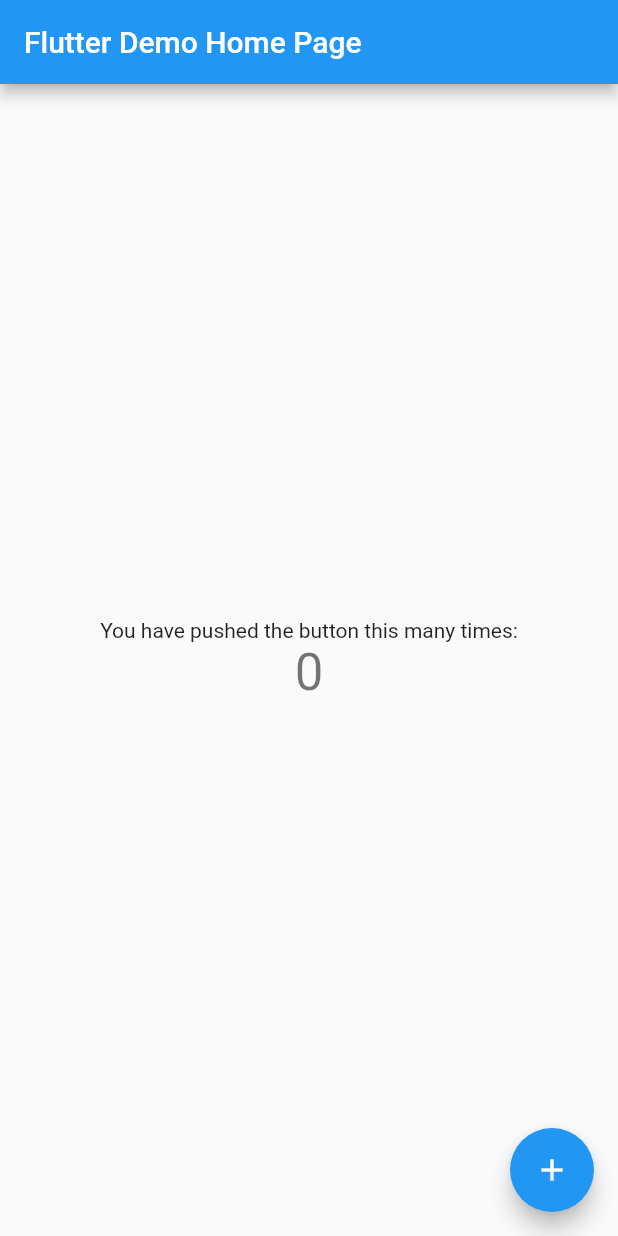
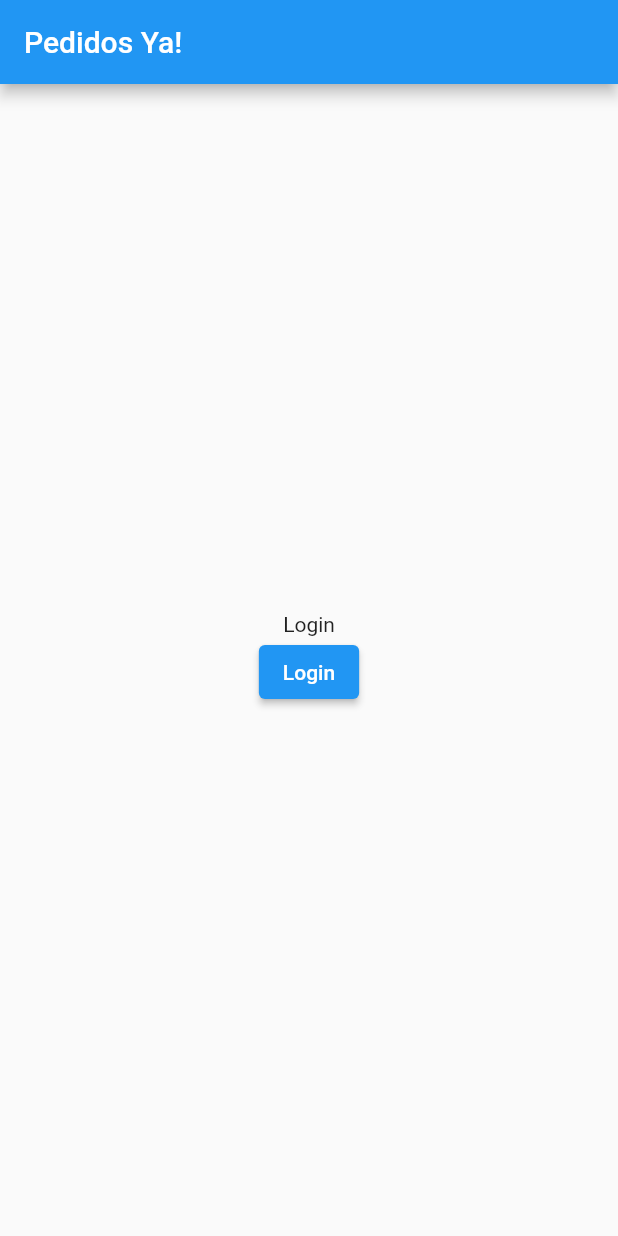
Before and after one commit to ucb-software/demo_cubit, a Flutter app: the screen it shows after launch, on a phone screen of 412 x 824 dp. Run offline on Flutter 3.47's test engine with Material 2 defaults, Android fonts, the light colour scheme and no system bars; our stand-ins replace flutter_bloc.

Commit message:
Ejemplo con sleep para demostrar como los eventos se emiten

```diff
--- /dev/null
+++ b/lib/cubit/app_cubit.dart
@@ -0,0 +1,41 @@
+import 'package:demo_cubit/dto/login_response_dto.dart';
+import 'package:demo_cubit/service/login_service.dart';
+import 'package:flutter_bloc/flutter_bloc.dart';
+
+class AppState {
+  final bool isUserLoggedIn;
+  final bool isLoading;
+  final LoginResponseDto? loginResponseDto;
+
+  AppState(
+      {required this.isUserLoggedIn,
+      required this.isLoading,
+      this.loginResponseDto});
+}
+
+class AppCubit extends Cubit<AppState> {
+  AppCubit() : super(AppState(isUserLoggedIn: false, isLoading: false));
+
+  // Lógica de negocio para hacer el login contra backend
+  void login(String username, String password) async {
+    // emitir un evento para que la UI sepa que se está haciendo el login
+    emit(AppState(isUserLoggedIn: false, isLoading: true));
+    await Future.delayed(const Duration(seconds: 3));
+    try {
+      var loginResponseDto = await LoginService.login(username, password);
+      // Si lo anterior salio bien enviamos un evento para que la UI sepa que el login fue exitoso
+      emit(AppState(
+          isUserLoggedIn: true,
+          isLoading: false,
+          loginResponseDto: loginResponseDto));
+    } catch (error) {
+      // Si lo anterior salio mal enviamos un evento para que la UI sepa que el login fue fallido
+      emit(AppState(isUserLoggedIn: false, isLoading: false));
+    }
+  }
+
+  // Lógica de negocio para hacer el logout
+  void logout() {
+    emit(AppState(isUserLoggedIn: false, isLoading: false));
+  }
+}
--- /dev/null
+++ b/lib/dto/login_response_dto.dart
@@ -0,0 +1,31 @@
+// Un DTO significa Data Transfer Object
+// Tambien puede ser llamado VO que significa Value Object
+// En este caso, es un DTO porque es un objeto que se usa para transferir datos
+// En java puede llamarse POJO (Plain Old Java Object)
+// NO TIENEN LOGICA DE NEGOCIO
+
+class LoginResponseDto {
+  final String token;
+  final String refreshToken;
+  final String firstName;
+  final String lastName;
+
+  LoginResponseDto(
+      {required this.token,
+      required this.refreshToken,
+      required this.firstName,
+      required this.lastName});
+
+  // El endpoint retornará un JSON con la siguiente estructura:
+  // { "token": "ey123hg123h123.12h323.adasd", "refreshToken": "ey123hg123h123.12h323.adasd",
+  // "firstName": "Juan", "lastName": "Perez" }
+
+  factory LoginResponseDto.fromJson(Map<String, dynamic> json) {
+    return LoginResponseDto(
+      token: json['token'],
+      refreshToken: json['refreshToken'],
+      firstName: json['firstName'],
+      lastName: json['lastName'],
+    );
+  }
+}
--- a/lib/main.dart
+++ b/lib/main.dart
@@ -1,4 +1,7 @@
 import 'package:flutter/material.dart';
+import 'package:flutter_bloc/flutter_bloc.dart';
+
+import 'cubit/app_cubit.dart';
 
 void main() {
   runApp(const MyApp());
@@ -11,105 +14,65 @@
   @override
   Widget build(BuildContext context) {
     return MaterialApp(
-      title: 'Flutter Demo',
+      title: 'Pedidos Ya!',
       theme: ThemeData(
         // This is the theme of your application.
-        //
-        // Try running your application with "flutter run". You'll see the
-        // application has a blue toolbar. Then, without quitting the app, try
-        // changing the primarySwatch below to Colors.green and then invoke
-        // "hot reload" (press "r" in the console where you ran "flutter run",
-        // or simply save your changes to "hot reload" in a Flutter IDE).
-        // Notice that the counter didn't reset back to zero; the application
-        // is not restarted.
         primarySwatch: Colors.blue,
       ),
-      home: const MyHomePage(title: 'Flutter Demo Home Page'),
+      home: MultiBlocProvider(providers: [
+        BlocProvider(create: (context) => AppCubit()),
+        // BlocProvider(create: (context) => SingInCubit()),
+        // BlocProvider(create: (context) => MakeOrderCubit()),
+      ], child: const MyHomePage()),
     );
   }
 }
 
-class MyHomePage extends StatefulWidget {
-  const MyHomePage({Key? key, required this.title}) : super(key: key);
-
-  // This widget is the home page of your application. It is stateful, meaning
-  // that it has a State object (defined below) that contains fields that affect
-  // how it looks.
-
-  // This class is the configuration for the state. It holds the values (in this
-  // case the title) provided by the parent (in this case the App widget) and
-  // used by the build method of the State. Fields in a Widget subclass are
-  // always marked "final".
-
-  final String title;
-
-  @override
-  State<MyHomePage> createState() => _MyHomePageState();
-}
-
-class _MyHomePageState extends State<MyHomePage> {
-  int _counter = 0;
-
-  void _incrementCounter() {
-    setState(() {
-      // This call to setState tells the Flutter framework that something has
-      // changed in this State, which causes it to rerun the build method below
-      // so that the display can reflect the updated values. If we changed
-      // _counter without calling setState(), then the build method would not be
-      // called again, and so nothing would appear to happen.
-      _counter++;
-    });
-  }
+class MyHomePage extends StatelessWidget {
+  const MyHomePage({Key? key}) : super(key: key);
 
   @override
   Widget build(BuildContext context) {
-    // This method is rerun every time setState is called, for instance as done
-    // by the _incrementCounter method above.
-    //
-    // The Flutter framework has been optimized to make rerunning build methods
-    // fast, so that you can just rebuild anything that needs updating rather
-    // than having to individually change instances of widgets.
     return Scaffold(
         appBar: AppBar(
-        // Here we take the value from the MyHomePage object that was created by
-        // the App.build method, and use it to set our appbar title.
-        title: Text(widget.title),
+          title: const Text("Pedidos Ya!"),
         ),
-      body: Center(
-        // Center is a layout widget. It takes a single child and positions it
-        // in the middle of the parent.
+        body: BlocBuilder<AppCubit, AppState>(
+          builder: (BuildContext context, state) {
+            if (state.isLoading) {
+              return const Center(child: CircularProgressIndicator());
+            } else if (state.isUserLoggedIn) {
+              return Center(
                 child: Column(
-          // Column is also a layout widget. It takes a list of children and
-          // arranges them vertically. By default, it sizes itself to fit its
-          // children horizontally, and tries to be as tall as its parent.
-          //
-          // Invoke "debug painting" (press "p" in the console, choose the
-          // "Toggle Debug Paint" action from the Flutter Inspector in Android
-          // Studio, or the "Toggle Debug Paint" command in Visual Studio Code)
-          // to see the wireframe for each widget.
-          //
-          // Column has various properties to control how it sizes itself and
-          // how it positions its children. Here we use mainAxisAlignment to
-          // center the children vertically; the main axis here is the vertical
-          // axis because Columns are vertical (the cross axis would be
-          // horizontal).
                   mainAxisAlignment: MainAxisAlignment.center,
-          children: <Widget>[
-            const Text(
-              'You have pushed the button this many times:',
-            ),
-            Text(
-              '$_counter',
-              style: Theme.of(context).textTheme.headline4,
-            ),
+                  children: [
+                    Text("Bienvenido ${state.loginResponseDto!.firstName}"),
+                    ElevatedButton(
+                        onPressed: () {
+                          BlocProvider.of<AppCubit>(context).logout();
+                        },
+                        child: const Text("Logout"))
                   ],
                 ),
+              );
+            } else {
+              return Center(
+                child: Column(
+                  mainAxisAlignment: MainAxisAlignment.center,
+                  children: [
+                    const Text("Login"),
+                    ElevatedButton(
+                        onPressed: () {
+                          BlocProvider.of<AppCubit>(context)
+                              .login("jperez", "123456");
+                        },
+                        child: const Text("Login"))
+                  ],
                 ),
-      floatingActionButton: FloatingActionButton(
-        onPressed: _incrementCounter,
-        tooltip: 'Increment',
-        child: const Icon(Icons.add),
-      ), // This trailing comma makes auto-formatting nicer for build methods.
+              );
+            }
+          },
+        ) // This trailing comma makes auto-formatting nicer for build methods.
         );
   }
 }
--- a/pubspec.yaml
+++ b/pubspec.yaml
@@ -34,6 +34,7 @@
   # The following adds the Cupertino Icons font to your application.
   # Use with the CupertinoIcons class for iOS style icons.
   cupertino_icons: ^1.0.2
+  flutter_bloc: ^8.1.1
 
 dev_dependencies:
   flutter_test:
```
Also changed, not shown: lib/service/login_service.dart (added, +31 -0 lines), pubspec.lock. Lines whose indentation alone changed are shown as unchanged.
